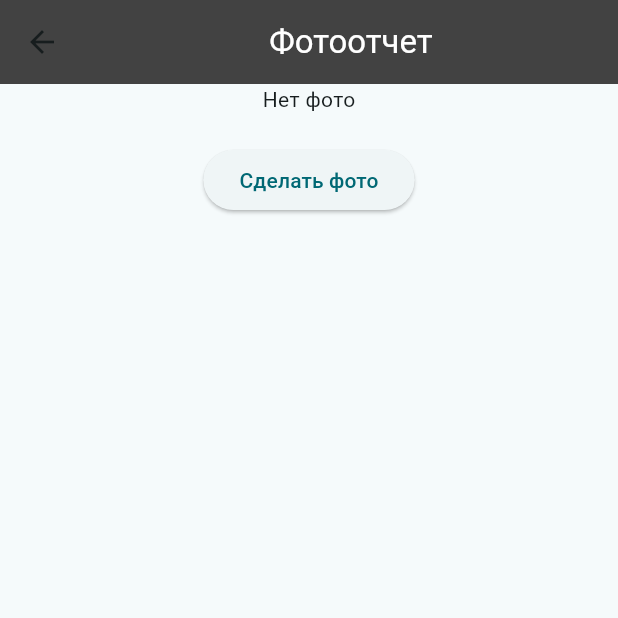
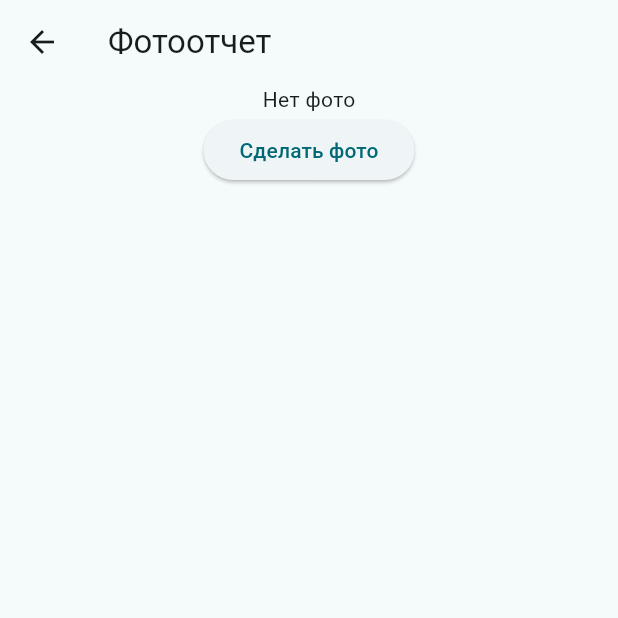
Before and after one commit to NVSTT/flutter_application_1, a Flutter app: the PhotoReportScreen screen opened directly, after a tap on "Сделать фото", on a phone screen of 412 x 824 dp, the top half of it. Run offline on Flutter 3.47's test engine with Material 3 defaults, Android fonts, the phone set to English and light mode, and no system bars; our stand-ins replace image_picker, sqflite, table_calendar; accounts and stored records are empty.

Commit message:
modified:   lib/screens/photo_report_screen.dart 	modified:   macos/Flutter/GeneratedPluginRegistrant.swift 	modified:   pubspec.lock 	modified:   pubspec.yaml

```diff
--- a/lib/screens/photo_report_screen.dart
+++ b/lib/screens/photo_report_screen.dart
@@ -1,6 +1,5 @@
 import 'package:flutter/material.dart';
 import 'package:image_picker/image_picker.dart';
-import 'package:photo_manager/photo_manager.dart';
 import 'dart:io';
 
 class PhotoReportScreen extends StatefulWidget {
@@ -11,111 +10,28 @@ class PhotoReportScreen extends StatefulWidget {
 class _PhotoReportScreenState extends State<PhotoReportScreen> {
   final ImagePicker _picker = ImagePicker();
   XFile? _image;
-  List<AssetEntity> _photos = [];
-
-  @override
-  void initState() {
-    super.initState();
-    _loadPhotos();
-  }
 
   Future<void> _takePicture() async {
     final image = await _picker.pickImage(source: ImageSource.camera);
     setState(() {
       _image = image;
-      _loadPhotos();  // Reload photos after taking a new picture
     });
-  }
-
-  Future<void> _loadPhotos() async {
-    final permitted = await PhotoManager.requestPermission();
-    if (permitted) {
-      final albums = await PhotoManager.getAssetPathList(type: RequestType.image);
-      final recentAlbum = albums.first;
-      final photos = await recentAlbum.getAssetListPaged(0, 100);  // Corrected method call
-      setState(() {
-        _photos = photos;
-      });
-    }
-  }
-
-  Future<void> _savePicture() async {
-    if (_image == null) {
-      return;
-    }
-
-    try {
-      final file = File(_image!.path);
-      final result = await PhotoManager.editor.saveImageWithPath(file.path);
-      if (result != null) {
-        ScaffoldMessenger.of(context).showSnackBar(
-          SnackBar(content: Text('Фото сохранено')),
-        );
-        _loadPhotos();  // Reload photos after saving a new picture
-      } else {
-        throw Exception('Failed to save image');
-      }
-    } catch (e) {
-      print('Ошибка при сохранении фото: $e');
-      ScaffoldMessenger.of(context).showSnackBar(
-        SnackBar(content: Text('Ошибка при сохранении фото')),
-      );
-    }
   }
 
   @override
   Widget build(BuildContext context) {
     return Scaffold(
       appBar: AppBar(
-            title: Container(
-              color: Colors.grey[800], // серый фон
-              padding: EdgeInsets.all(8.0),
-              child: Center(
-              child: Text('Фотоотчет',
-                style: TextStyle(color: Colors.white), // белый текст
-              ),
-            ),
-          ),
-          backgroundColor: Colors.grey[800], // делаем AppBar темно-серым
-          elevation: 0, // убираем тень
-        ),
+        title: Text('Фотоотчет'),
+      ),
       body: Center(
         child: Column(
-          mainAxisAlignment: MainAxisAlignment.center,
           children: [
-            _image == null ? Text('Нет фото') : Image.file(File(_image!.path)),
-            SizedBox(height: 20),
+            _image == null ? Text('Нет фото')
+                : Image.file(File(_image!.path)),
             ElevatedButton(
               onPressed: _takePicture,
               child: Text('Сделать фото'),
-            ),
-            SizedBox(height: 10),
-            if (_image != null)
-              ElevatedButton(
-                onPressed: _savePicture,
-                child: Text('Сохранить фото'),
-              ),
-            Expanded(
-              child: GridView.builder(
-                gridDelegate: SliverGridDelegateWithFixedCrossAxisCount(
-                  crossAxisCount: 3,
-                  crossAxisSpacing: 4,
-                  mainAxisSpacing: 4,
-                ),
-                itemCount: _photos.length,
-                itemBuilder: (context, index) {
-                  return FutureBuilder<File?>(
-                    future: _photos[index].file,
-                    builder: (context, snapshot) {
-                      final file = snapshot.data;
-                      if (file == null) {
-                        return Container(color: Colors.grey);
-                      }
-                      return Image.file(file, fit: BoxFit.cover);
-                    },
-                  );
-                },
-              ),
             ),
           ],
         ),
--- a/pubspec.yaml
+++ b/pubspec.yaml
@@ -16,8 +16,8 @@ dependencies:
   image_picker: ^1.1.2
   intl: ^0.17.0
   cupertino_icons: ^1.0.6
-  table_calendar: ^3.0.0
-  photo_manager: ^1.3.8
+  table_calendar: ^3.0.8
+
 
 dev_dependencies:
   flutter_test:
```
Also changed, not shown: pubspec.lock, 1 other file.
